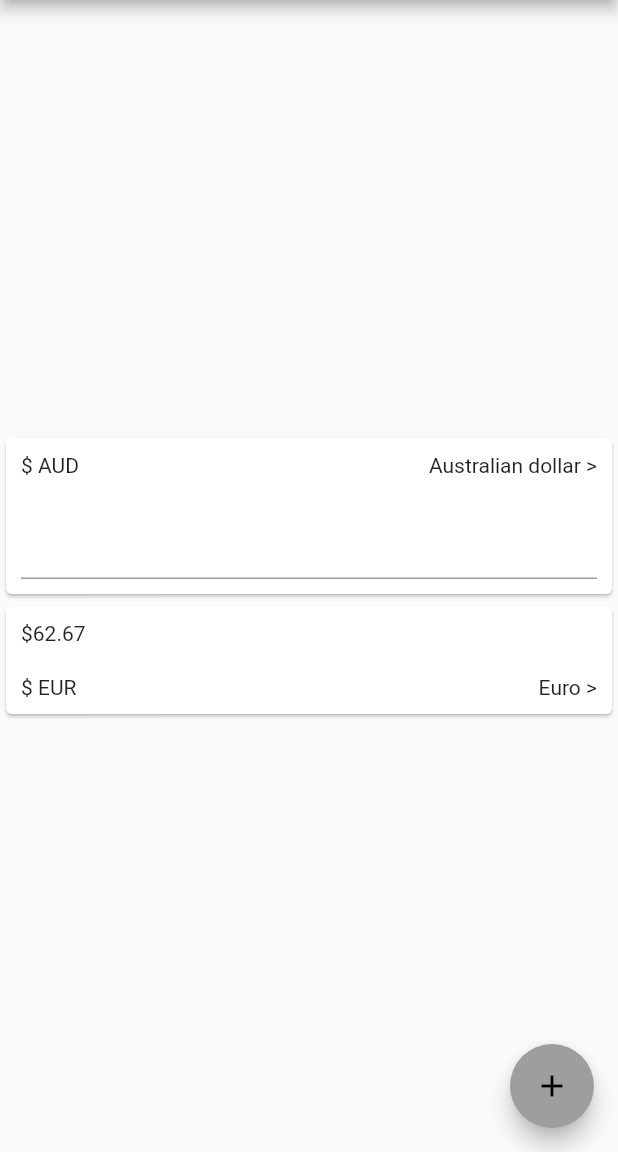
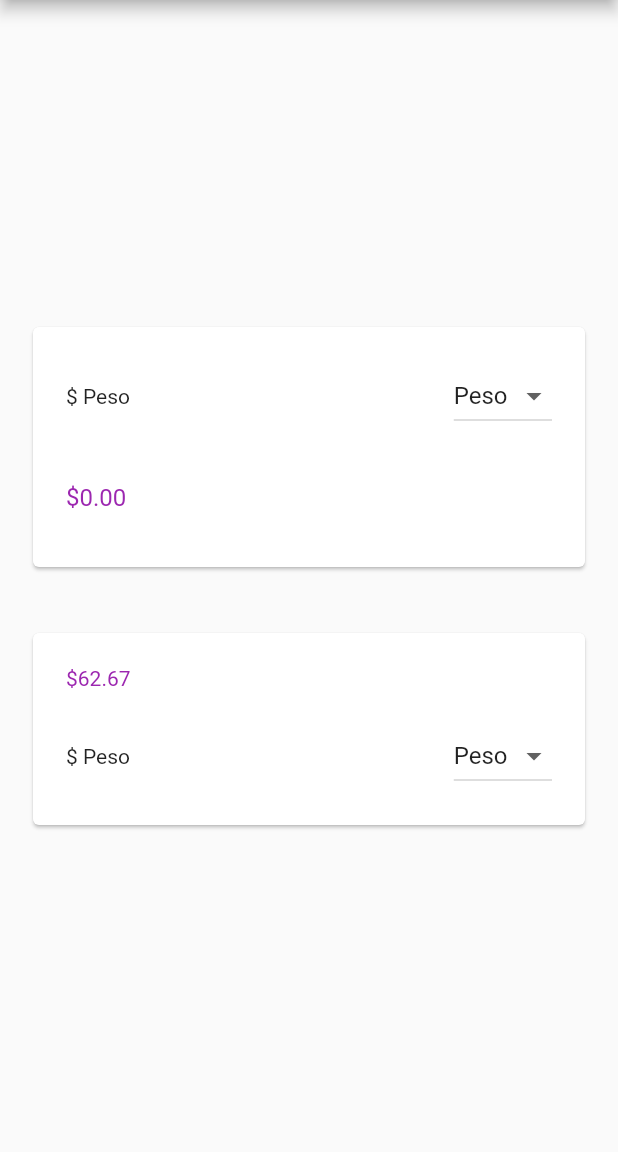
Before and after one commit to hectorddmx/CurrencyConverter, a Flutter app: the screen it shows after launch, on a phone screen of 412 x 824 dp, the part 84-1236 px from its top. Run offline on Flutter 3.47's test engine with Material 2 defaults, Android fonts, the phone set to English and light mode, and no system bars; our stand-ins replace flutter_masked_text.

Commit message:
feat: add dropdowns, keyboard type, padding

```diff
--- a/lib/main.dart
+++ b/lib/main.dart
@@ -1,4 +1,5 @@
 import 'package:flutter/material.dart';
+import 'package:flutter_masked_text/flutter_masked_text.dart';
 
 void main() {
   runApp(MyApp());
@@ -96,53 +97,107 @@ class _MyHomePageState extends State<MyHomePage> {
             SourceCurrencyWidget(),
             TargetCurrencyWidget(),
           ])),
-      floatingActionButton: FloatingActionButton(
-        onPressed: _incrementCounter,
-        tooltip: 'Increment',
-        child: Icon(Icons.add),
-      ), // This trailing comma makes auto-formatting nicer for build methods.
     );
   }
 }
 
-class SourceCurrencyWidget extends StatelessWidget {
+class SourceCurrencyWidget extends StatefulWidget {
   const SourceCurrencyWidget({
     Key? key,
   }) : super(key: key);
 
   @override
+  _SourceCurrencyWidgetState createState() => _SourceCurrencyWidgetState();
+}
+
+class _SourceCurrencyWidgetState extends State<SourceCurrencyWidget> {
+  double currencyValue = 0.0;
+  String currencyNameValue = 'Peso';
+  String codeValue = 'Peso';
+  var controller = new MoneyMaskedTextController(
+      initialValue: 0.0,
+      leftSymbol: "\$",
+      decimalSeparator: ".",
+      thousandSeparator: ",");
+
+  @override
   Widget build(BuildContext context) {
-    return Card(
+    return Padding(
+      padding: const EdgeInsets.all(18.0),
+      child: Card(
+          child: Padding(
+        padding: const EdgeInsets.all(12.0),
         child: Column(children: [
           Padding(
             padding: const EdgeInsets.all(10.0),
             child: Column(
               children: [
                 Row(children: [
-              Text("\$ AUD"),
+                  Text("\$ $codeValue"),
                   Spacer(),
-              Text("Australian dollar >"),
+                  DropdownButton<String>(
+                    value: currencyNameValue,
+                    icon: const Icon(Icons.arrow_drop_down_outlined),
+                    iconSize: 24,
+                    onChanged: (String? newValue) {
+                      setState(() {
+                        currencyNameValue = newValue!;
+                        codeValue = currencyNameValue;
+                      });
+                    },
+                    items: <String>['Euro', 'Peso', 'Dollar']
+                        .map<DropdownMenuItem<String>>((String value) {
+                      return DropdownMenuItem<String>(
+                        value: value,
+                        child: Text(value),
+                      );
+                    }).toList(),
+                  )
                 ]),
               ],
             ),
           ),
-      Padding(padding: const EdgeInsets.all(10.0), child: TextField()),
-    ]));
+          Padding(
+              padding: const EdgeInsets.all(10.0),
+              child: TextField(
+                keyboardType: TextInputType.number,
+                controller: controller,
+                decoration: InputDecoration(border: InputBorder.none),
+                style: TextStyle(color: Colors.purple),
+              )),
+        ]),
+      )),
+    );
   }
 }
 
-class TargetCurrencyWidget extends StatelessWidget {
+class TargetCurrencyWidget extends StatefulWidget {
   const TargetCurrencyWidget({
     Key? key,
   }) : super(key: key);
 
   @override
+  _TargetCurrencyWidgetState createState() => _TargetCurrencyWidgetState();
+}
+
+class _TargetCurrencyWidgetState extends State<TargetCurrencyWidget> {
+  String currencyNameValue = 'Peso';
+  String codeValue = 'Peso';
+  double currencyValue = 0.0;
+
+  @override
   Widget build(BuildContext context) {
-    return Card(
+    return Padding(
+      padding: const EdgeInsets.all(18.0),
+      child: Card(
+          child: Padding(
+        padding: const EdgeInsets.all(12.0),
         child: Column(children: [
-      Padding(padding: const EdgeInsets.all(10.0), child: Row(
+          Padding(
+              padding: const EdgeInsets.all(10.0),
+              child: Row(
                 children: [
-          Text("\$62.67"),
+                  Text("\$62.67", style: TextStyle(color: Colors.purple)),
                   Spacer(),
                 ],
               )),
@@ -151,13 +206,32 @@ class TargetCurrencyWidget extends StatelessWidget {
             child: Column(
               children: [
                 Row(children: [
-              Text("\$ EUR"),
+                  Text("\$ $codeValue"),
                   Spacer(),
-              Text("Euro >"),
+                  DropdownButton<String>(
+                    value: currencyNameValue,
+                    icon: const Icon(Icons.arrow_drop_down_outlined),
+                    iconSize: 24,
+                    onChanged: (String? newValue) {
+                      setState(() {
+                        currencyNameValue = newValue!;
+                        codeValue = currencyNameValue;
+                      });
+                    },
+                    items: <String>['Euro', 'Peso', 'Dollar']
+                        .map<DropdownMenuItem<String>>((String value) {
+                      return DropdownMenuItem<String>(
+                        value: value,
+                        child: Text(value),
+                      );
+                    }).toList(),
+                  )
                 ]),
               ],
             ),
           ),
-    ]));
+        ]),
+      )),
+    );
   }
 }
--- a/pubspec.yaml
+++ b/pubspec.yaml
@@ -21,6 +21,7 @@ environment:
   sdk: ">=2.12.0 <3.0.0"
 
 dependencies:
+  flutter_masked_text: ^0.7.0
   flutter:
     sdk: flutter
 
```
Lines whose indentation alone changed are shown as unchanged.
